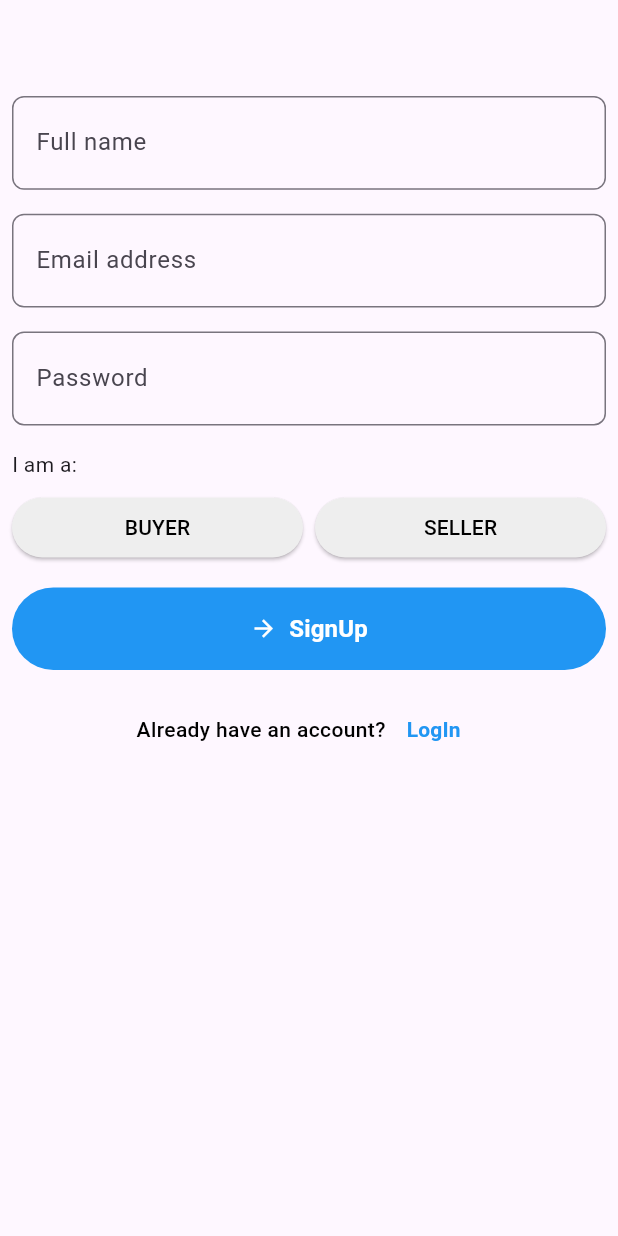
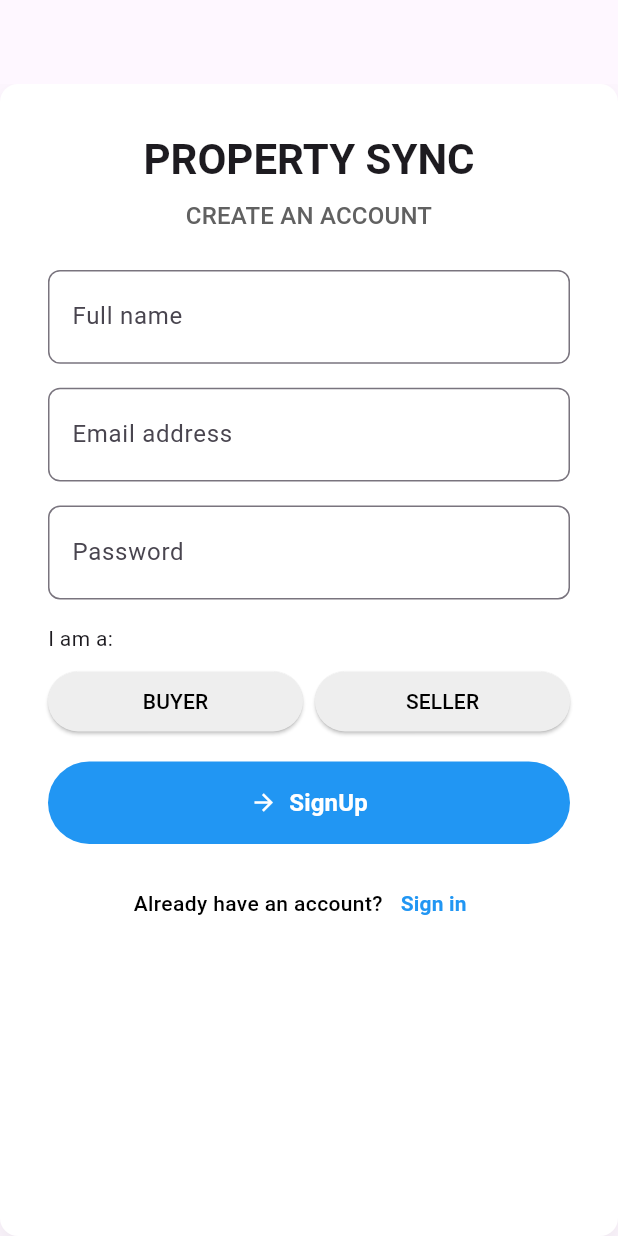
Before and after one commit to binia01/PropertySync2, a Flutter app: the screen it shows after launch, on a phone screen of 412 x 824 dp. Run offline on Flutter 3.47's test engine with Material 3 defaults, Android fonts, the phone set to English and light mode, and no system bars; our stand-ins replace dio, flutter_riverpod, flutter_secure_storage, freezed_annotation, go_router, hooks_riverpod; missing offline and left inert: dio_http_formatter.

Commit message:
fix some issues and bugs

```diff
--- a/my_application/lib/features/auth/signup/data/dto/request/sign_up_request.dart
+++ b/my_application/lib/features/auth/signup/data/dto/request/sign_up_request.dart
@@ -8,7 +8,7 @@ part 'sign_up_request.g.dart';
 @freezed
 class SignUpRequest with _$SignUpRequest {
   const factory SignUpRequest({
-    @JsonKey(name: "name") String name,
+    @JsonKey(name: "firstname") required String firstname,
     @JsonKey(name: "email") required String email,
     @JsonKey(name: "password") required String password,
     @JsonKey(name: "role") required String role,
--- a/my_application/lib/features/auth/signup/presentation/controller/sign_up_controller.dart
+++ b/my_application/lib/features/auth/signup/presentation/controller/sign_up_controller.dart
@@ -23,7 +23,7 @@ class SignUpController extends AutoDisposeNotifier<SignUpState> {
       );
 
       final formData = SignUpRequest(
-        name: state.signUpform['name'],
+        firstname: state.signUpform['firstname'],
         email: state.signUpform['email'],
         password: state.signUpform['password'],
         role: state.signUpform['role'],
--- a/my_application/lib/features/auth/signup/presentation/ui/widget/already_have_account.dart
+++ b/my_application/lib/features/auth/signup/presentation/ui/widget/already_have_account.dart
@@ -20,7 +20,7 @@ class AlreadyHaveAccount extends ConsumerWidget {
         TextButton(
           onPressed: onPressed,
           child: Text(
-            "LogIn",
+            "Sign in",
             style: const TextStyle(
               color: Colors.blue,
               fontWeight: FontWeight.w700,
--- a/my_application/lib/features/auth/signup/presentation/ui/widget/sign_up_form_list.dart
+++ b/my_application/lib/features/auth/signup/presentation/ui/widget/sign_up_form_list.dart
@@ -42,12 +42,39 @@ class _SignUpFormListState extends ConsumerState<SignUpFormList> {
   Widget build(BuildContext context) {
     _listener();
 
-    return Padding(
-      padding: const EdgeInsets.all(8.0),
+    return Container(
+      padding: const EdgeInsets.all(32.0),
+      decoration: BoxDecoration(
+        color: Colors.white,
+        borderRadius: BorderRadius.circular(12),
+        boxShadow: [
+          BoxShadow(
+            color: Colors.black.withAlpha((0.08 * 255).toInt()),
+            blurRadius: 16,
+            offset: const Offset(0, 8),
+          ),
+        ],
+      ),
       child: Form(
         key: _formKey,
         child: ListView(
           children: [
+            Text(
+              "PROPERTY SYNC",
+              style: Theme.of(
+                context,
+              ).textTheme.headlineMedium?.copyWith(fontWeight: FontWeight.bold),
+              textAlign: TextAlign.center,
+            ),
+            const SizedBox(height: 8),
+            Text(
+              "CREATE AN ACCOUNT",
+              style: Theme.of(
+                context,
+              ).textTheme.titleMedium?.copyWith(color: Colors.grey[700]),
+              textAlign: TextAlign.center,
+            ),
+            const SizedBox(height: 24),
             TextFormField(
               controller: _nameController,
               keyboardType: TextInputType.name,
@@ -120,7 +147,7 @@ class _SignUpFormListState extends ConsumerState<SignUpFormList> {
             SizedBox(height: 16),
             SignUpButton(onPressed: _onSubmit),
             const SizedBox(height: 16),
-            AlreadyHaveAccount(onPressed: _navigateToLogin),
+            AlreadyHaveAccount(onPressed: () => context.go('/login')),
           ],
         ),
       ),
@@ -161,7 +188,7 @@ class _SignUpFormListState extends ConsumerState<SignUpFormList> {
                     onPressed: () {
                       context.pop();
                       _clearForm();
-                      _navigateToLogin();
+                      _navigate();
                     },
                     child: Text('OK'),
                   ),
@@ -183,8 +210,8 @@ class _SignUpFormListState extends ConsumerState<SignUpFormList> {
     });
   }
 
-  void _navigateToLogin() {
-    context.go('/login');
+  void _navigate() {
+    context.go('/property');
   }
 
   void _onSubmit() {
@@ -200,7 +227,7 @@ class _SignUpFormListState extends ConsumerState<SignUpFormList> {
     }
 
     final formData = {
-      'name': _nameController.text,
+      'firstname': _nameController.text,
       'email': _emailController.text,
       'password': _passwordController.text,
       'role': _selectedRole!,
```
Also changed, not shown: my_application/lib/features/auth/signup/data/repository/sign_up_repository.dart (+10 -2 lines), my_application/lib/features/auth/signup/data/dto/request/sign_up_request.freezed.dart, my_application/lib/features/auth/signup/data/dto/request/sign_up_request.g.dart.
